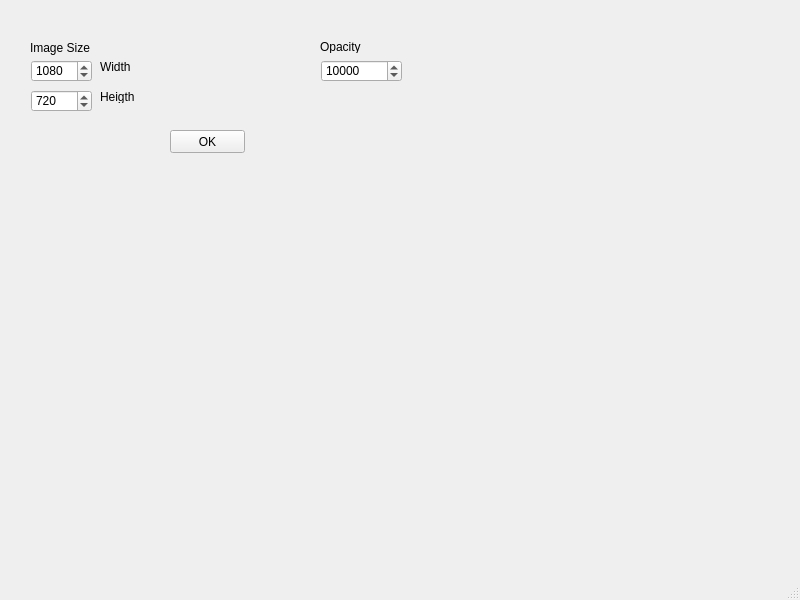
This is user_interface.ui in Olam1/ProjetMulti as Qt 5 draws it before an edit. The edited form follows.
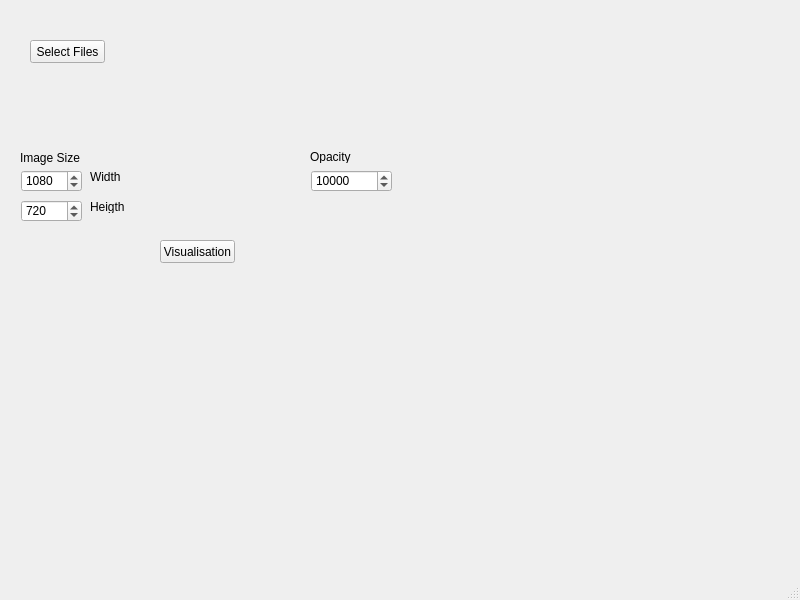
This is the edited form.

Commit message:
select folder ok
La sélection des fichiers se fait maintenant dans l'interface

```diff
--- a/user_interface.ui
+++ b/user_interface.ui
@@ -35,8 +35,8 @@
    <widget class="QSpinBox" name="spinBox_width">
     <property name="geometry">
      <rect>
-      <x>31</x>
-      <y>60</y>
+      <x>21</x>
+      <y>170</y>
       <width>61</width>
       <height>22</height>
      </rect>
@@ -54,8 +54,8 @@
    <widget class="QSpinBox" name="spinBox_height">
     <property name="geometry">
      <rect>
-      <x>31</x>
-      <y>90</y>
+      <x>21</x>
+      <y>200</y>
       <width>61</width>
       <height>22</height>
      </rect>
@@ -73,8 +73,8 @@
    <widget class="QPushButton" name="pushButton">
     <property name="geometry">
      <rect>
-      <x>170</x>
-      <y>130</y>
+      <x>160</x>
+      <y>240</y>
       <width>75</width>
       <height>23</height>
      </rect>
@@ -83,14 +83,14 @@
      <cursorShape>ArrowCursor</cursorShape>
     </property>
     <property name="text">
-     <string>OK</string>
+     <string>Visualisation</string>
     </property>
    </widget>
    <widget class="QLabel" name="label">
     <property name="geometry">
      <rect>
-      <x>100</x>
-      <y>90</y>
+      <x>90</x>
+      <y>200</y>
       <width>47</width>
       <height>13</height>
      </rect>
@@ -102,8 +102,8 @@
    <widget class="QLabel" name="label_2">
     <property name="geometry">
      <rect>
-      <x>30</x>
-      <y>40</y>
+      <x>20</x>
+      <y>150</y>
       <width>81</width>
       <height>16</height>
      </rect>
@@ -115,8 +115,8 @@
    <widget class="QLabel" name="label_3">
     <property name="geometry">
      <rect>
-      <x>100</x>
-      <y>60</y>
+      <x>90</x>
+      <y>170</y>
       <width>47</width>
       <height>13</height>
      </rect>
@@ -128,12 +128,19 @@
    <widget class="QLabel" name="label5">
     <property name="geometry">
      <rect>
-      <x>30</x>
-      <y>200</y>
-      <width>211</width>
-      <height>61</height>
+      <x>260</x>
+      <y>241</y>
+      <width>161</width>
+      <height>20</height>
      </rect>
     </property>
+    <property name="font">
+     <font>
+      <weight>75</weight>
+      <bold>true</bold>
+      <underline>true</underline>
+     </font>
+    </property>
     <property name="text">
      <string/>
     </property>
@@ -141,8 +148,8 @@
    <widget class="QSpinBox" name="spinBox_opacity">
     <property name="geometry">
      <rect>
-      <x>321</x>
-      <y>60</y>
+      <x>311</x>
+      <y>170</y>
       <width>81</width>
       <height>22</height>
      </rect>
@@ -160,8 +167,8 @@
    <widget class="QLabel" name="label_4">
     <property name="geometry">
      <rect>
-      <x>320</x>
-      <y>40</y>
+      <x>310</x>
+      <y>150</y>
       <width>47</width>
       <height>13</height>
      </rect>
@@ -170,16 +177,39 @@
      <string>Opacity</string>
     </property>
    </widget>
-  </widget>
-  <widget class="QMenuBar" name="menubar">
-   <property name="geometry">
-    <rect>
-     <x>0</x>
-     <y>0</y>
-     <width>800</width>
-     <height>21</height>
-    </rect>
-   </property>
+   <widget class="QPushButton" name="select_file">
+    <property name="geometry">
+     <rect>
+      <x>30</x>
+      <y>40</y>
+      <width>75</width>
+      <height>23</height>
+     </rect>
+    </property>
+    <property name="text">
+     <string>Select Files</string>
+    </property>
+   </widget>
+   <widget class="QLabel" name="warning_text_select_file">
+    <property name="geometry">
+     <rect>
+      <x>120</x>
+      <y>40</y>
+      <width>161</width>
+      <height>20</height>
+     </rect>
+    </property>
+    <property name="font">
+     <font>
+      <weight>75</weight>
+      <bold>true</bold>
+      <underline>true</underline>
+     </font>
+    </property>
+    <property name="text">
+     <string/>
+    </property>
+   </widget>
   </widget>
   <widget class="QStatusBar" name="statusbar"/>
  </widget>
```
Left out of the diff: 4 changed lines with no effect on the pictures. The commit also changes 2 other files.
